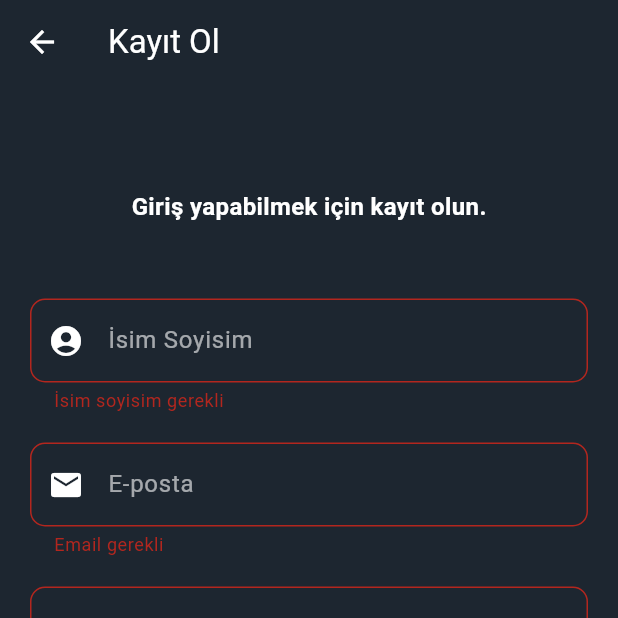
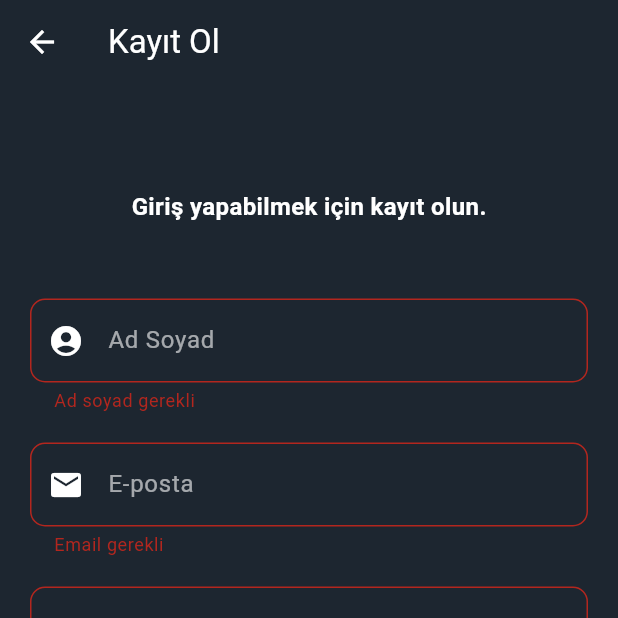
Before and after one commit to ozcann159/TodoApp, a Flutter app: the RegisterPage screen opened by its route, after a tap on "Kayıt Ol", on a phone screen of 412 x 824 dp, the top half of it. Run offline on Flutter 3.47's test engine with Material 3 defaults, Android fonts, the phone set to English and light mode, and no system bars; our stand-ins replace cloud_firestore, firebase_auth, firebase_core, get; accounts and stored records are empty.

Commit message:
remove name, surname

```diff
--- a/lib/pages/register_page.dart
+++ b/lib/pages/register_page.dart
@@ -79,7 +79,7 @@ class _RegisterPageState extends State<RegisterPage> {
                             Icons.account_circle,
                             color: Colors.white,
                           ),
-                          labelText: 'İsim Soyisim',
+                          labelText: 'Ad Soyad',
                           labelStyle: const TextStyle(color: Colors.white60),
                           focusedBorder: OutlineInputBorder(
                             borderRadius: BorderRadius.circular(10),
@@ -89,7 +89,7 @@ class _RegisterPageState extends State<RegisterPage> {
                               borderRadius: BorderRadius.circular(10))),
                       validator: (value) {
                         if (value == null || value.isEmpty) {
-                          return 'İsim soyisim gerekli';
+                          return 'Ad soyad gerekli';
                         }
                         return null;
                       },
```
